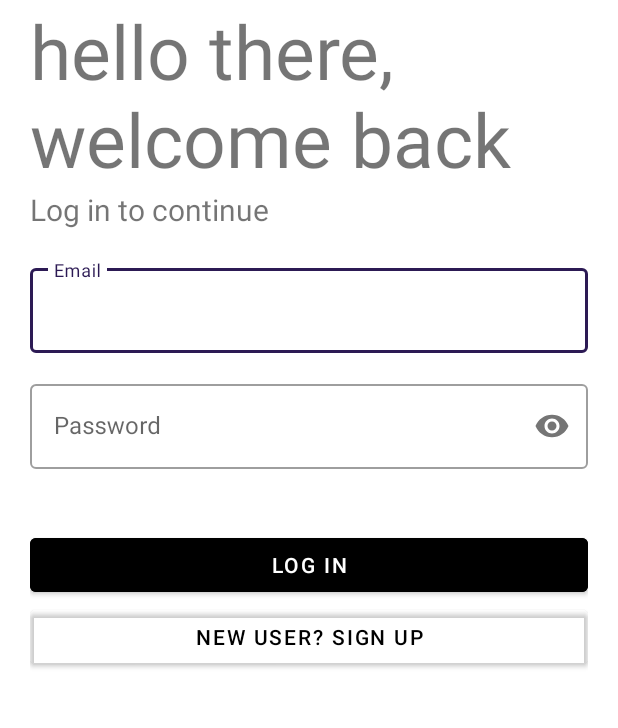
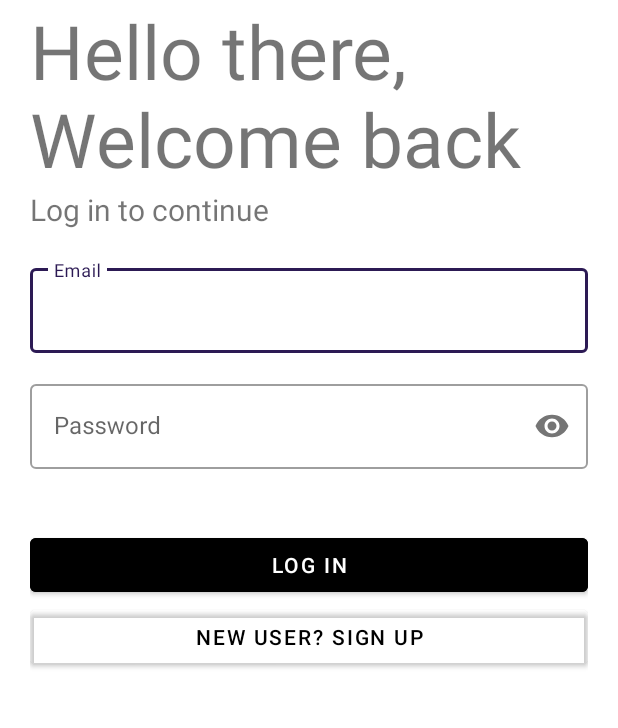
Before and after one commit to soniakadar/Banking-app, an Android app: the screen it shows after launch (Login), on a phone screen of 412 x 824 dp, the part 180-908 px from its top. Run offline under Robolectric (Android 15) with nearby library versions, the phone set to English and light mode, and no system bars; our stand-ins replace Firebase (no records; nobody signed in at launch, a user with empty details on screens opened directly); Roboto replaces fonts that are not available here.

Commit message:
first commit

```diff
--- a/app/app/src/main/res/layout/activity_home_page2.xml
+++ b/app/app/src/main/res/layout/activity_home_page2.xml
@@ -302,7 +302,7 @@
                                 android:layout_width="match_parent"
                                 android:layout_height="wrap_content"
                                 android:gravity="center_horizontal"
-                                android:text="block account"
+                                android:text="Block account"
                                 android:textAlignment="center" />
 
 
@@ -333,7 +333,7 @@
                                 android:layout_width="match_parent"
                                 android:layout_height="wrap_content"
                                 android:gravity="center_horizontal"
-                                android:text="unblock account"
+                                android:text="Unblock account"
                                 android:textAlignment="center" />
 
 
--- a/app/app/src/main/res/layout/activity_login.xml
+++ b/app/app/src/main/res/layout/activity_login.xml
@@ -19,7 +19,7 @@
         android:layout_width="wrap_content"
         android:layout_height="wrap_content"
         android:fontFamily="@font/acme"
-        android:text="hello there, welcome back "
+        android:text="Hello there, Welcome back "
         android:textSize="50dp" />
 
     <TextView
```
Also changed, not shown: 8 other files.
